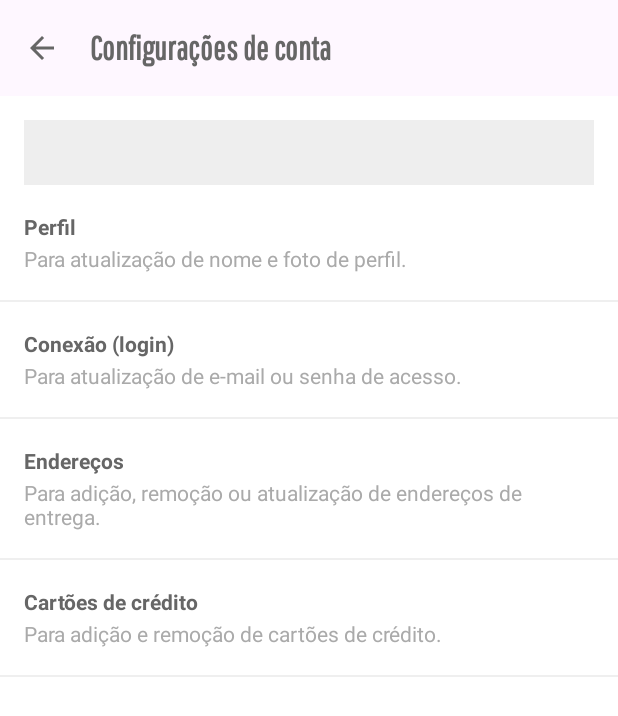
After one commit to MateusLima011/ECommerce_shoes, an Android app built with Jetpack Compose: the AccountSettingsActivity screen opened directly, with no data from a screen before it, on a phone screen of 412 x 824 dp. The commit adds this screen. Shown: the top 716 px of the screen. Run offline under Robolectric (Android 15) with nearby library versions, the phone set to English and light mode, and no system bars; Roboto replaces fonts that are not available here.

Commit message:
Retaforação e algumas atualizações no codigo

```diff
--- /dev/null
+++ b/app/src/main/java/com/example/ecommerce_shoes/data/AccountSettingsItemsDataBase.kt
@@ -0,0 +1,29 @@
+package com.example.ecommerce_shoes.data
+
+import android.content.Context
+import com.example.ecommerce_shoes.R
+import com.example.ecommerce_shoes.domain.AccountSettingItem
+
+class AccountSettingsItemsDataBase {
+    companion object {
+
+        fun getItems(context: Context) = listOf(
+            AccountSettingItem(
+                context.getString(R.string.setting_item_profile),
+                context.getString(R.string.setting_item_profile_desc)
+            ),
+            AccountSettingItem(
+                context.getString(R.string.setting_item_login),
+                context.getString(R.string.setting_item_login_desc)
+            ),
+            AccountSettingItem(
+                context.getString(R.string.setting_item_address),
+                context.getString(R.string.setting_item_address_desc)
+            ),
+            AccountSettingItem(
+                context.getString(R.string.setting_item_credit_cards),
+                context.getString(R.string.setting_item_credit_cards_desc)
+            )
+        )
+    }
+}
--- /dev/null
+++ b/app/src/main/java/com/example/ecommerce_shoes/domain/AccountSettingItem.kt
@@ -0,0 +1,6 @@
+package com.example.ecommerce_shoes.domain
+
+class AccountSettingItem(
+    val label: String,
+    val description: String,
+)
--- /dev/null
+++ b/app/src/main/java/com/example/ecommerce_shoes/ui/AccountSettingsActivity.kt
@@ -0,0 +1,55 @@
+package com.example.ecommerce_shoes.ui
+
+import android.os.Bundle
+import android.os.Parcelable
+import android.view.MenuItem
+import androidx.appcompat.app.AppCompatActivity
+import androidx.core.content.ContextCompat
+import androidx.recyclerview.widget.DividerItemDecoration
+import androidx.recyclerview.widget.LinearLayoutManager
+import com.example.ecommerce_shoes.R
+import com.example.ecommerce_shoes.data.AccountSettingsItemsDataBase
+import com.example.ecommerce_shoes.databinding.AccountSettingsItemBinding
+import com.example.ecommerce_shoes.databinding.ActivityAccountSettingsBinding
+import com.example.ecommerce_shoes.domain.User
+
+class AccountSettingsActivity : AppCompatActivity() {
+
+    private val binding by lazy {
+        ActivityAccountSettingsBinding.inflate(layoutInflater).apply { setContentView(root) }
+    }
+
+    override fun onCreate(savedInstanceState: Bundle?) {
+        super.onCreate(savedInstanceState)
+        setSupportActionBar(binding.appBarAccountSettings.toolbar)
+        supportActionBar?.setDisplayHomeAsUpEnabled(true)
+
+        val user = intent.getParcelableExtra<User>(User.KEY)
+        binding.tvUserConnected.text = user?.let {
+            getString(R.string.connected) + " " + it.name
+        }
+        initItems()
+    }
+
+    private fun initItems() {
+        binding.rvAccountSettingsItems.setHasFixedSize(false)
+        val layoutManager = LinearLayoutManager(this)
+        binding.rvAccountSettingsItems.layoutManager = layoutManager
+
+        val divider = DividerItemDecoration(this, layoutManager.orientation)
+        ContextCompat.getDrawable(this, R.drawable.light_grey_divider_line)
+            ?.let { divider.setDrawable(it) }!!
+
+        binding.rvAccountSettingsItems.addItemDecoration(divider)
+        binding.rvAccountSettingsItems.adapter =
+            AccountSettingsItemsAdapter(AccountSettingsItemsDataBase.getItems(this))
+    }
+
+    override fun onOptionsItemSelected(item: MenuItem): Boolean {
+        if (item.itemId == android.R.id.home) {
+            finish()
+            return true
+        }
+        return super.onOptionsItemSelected(item)
+    }
+}
--- /dev/null
+++ b/app/src/main/java/com/example/ecommerce_shoes/ui/AccountSettingsItemsAdapter.kt
@@ -0,0 +1,44 @@
+package com.example.ecommerce_shoes.ui
+
+import android.view.LayoutInflater
+import android.view.View
+import android.view.ViewGroup
+import android.widget.TextView
+import androidx.recyclerview.widget.RecyclerView
+import com.example.ecommerce_shoes.R
+import com.example.ecommerce_shoes.domain.AccountSettingItem
+
+class AccountSettingsItemsAdapter(private val items: List<AccountSettingItem>) :
+    RecyclerView.Adapter<AccountSettingsItemsAdapter.ViewHolder>() {
+    override fun onCreateViewHolder(
+        parent: ViewGroup,
+        viewType: Int
+    ): AccountSettingsItemsAdapter.ViewHolder {
+        val itemView = LayoutInflater.from(parent.context)
+            .inflate(R.layout.account_settings_item, parent, false)
+        return ViewHolder(itemView)
+    }
+
+    override fun onBindViewHolder(holder: AccountSettingsItemsAdapter.ViewHolder, position: Int) {
+        holder.setData(items[position])
+    }
+
+    override fun getItemCount() = items.size
+
+    inner class ViewHolder(itemView: View) : RecyclerView.ViewHolder(itemView) {
+        private val tvLabelSettingsAccount =
+            itemView.findViewById<TextView>(R.id.tvLabelAccountSettings)
+        private val tvDescriptionAccountSettings =
+            itemView.findViewById<TextView>(R.id.tvDescriptionAccountSettings)
+
+        init {
+            tvDescriptionAccountSettings
+            tvLabelSettingsAccount
+        }
+
+        fun setData(item: AccountSettingItem) {
+            tvLabelSettingsAccount.text = item.label
+            tvDescriptionAccountSettings.text = item.description
+        }
+    }
+}
--- a/app/src/main/java/com/example/ecommerce_shoes/ui/SignUpActivity.kt
+++ b/app/src/main/java/com/example/ecommerce_shoes/ui/SignUpActivity.kt
@@ -51,6 +51,10 @@ class SignUpActivity : FormActivity<ContentSignUpBinding>(),
             callPrivacyPolicyFragment()
         }
         binding.btSignUp.setOnClickListener { mainAction() }
+        binding.tvLogin.setOnClickListener {
+            intent = Intent(this, LoginActivity::class.java)
+            startActivity(intent)
+        }
     }
 
     override fun blockFields(status: Boolean) {
--- a/app/src/main/java/com/example/ecommerce_shoes/util/NavMenuItemDetails.kt
+++ b/app/src/main/java/com/example/ecommerce_shoes/util/NavMenuItemDetails.kt
@@ -6,7 +6,7 @@ import com.example.ecommerce_shoes.domain.NavMenuItem
 
 class NavMenuItemDetails(
     var item: NavMenuItem? = null,
-    private var adapterPosition: Int = -1
+    var adapterPosition: Int = -1
 ) : ItemDetailsLookup.ItemDetails<Long>() {
 
     override fun getPosition() = adapterPosition
--- /dev/null
+++ b/app/src/main/res/layout/account_settings_item.xml
@@ -0,0 +1,25 @@
+<?xml version="1.0" encoding="utf-8"?>
+<LinearLayout xmlns:android="http://schemas.android.com/apk/res/android"
+    android:layout_width="match_parent"
+    android:layout_height="wrap_content"
+    android:orientation="vertical"
+    android:paddingStart="16dp"
+    android:paddingTop="18dp"
+    android:paddingEnd="16dp"
+    android:paddingBottom="18dp">
+
+    <TextView
+        android:id="@+id/tvLabelAccountSettings"
+        android:layout_width="match_parent"
+        android:layout_height="wrap_content"
+        android:layout_marginBottom="2dp"
+        android:textColor="@color/colorText"
+        android:textStyle="bold" />
+
+    <TextView
+        android:id="@+id/tvDescriptionAccountSettings"
+        android:layout_width="match_parent"
+        android:layout_height="wrap_content"
+        android:textColor="@color/colorLightGrey" />
+
+</LinearLayout>
--- /dev/null
+++ b/app/src/main/res/layout/activity_account_settings.xml
@@ -0,0 +1,46 @@
+<?xml version="1.0" encoding="utf-8"?>
+<androidx.coordinatorlayout.widget.CoordinatorLayout
+    xmlns:android="http://schemas.android.com/apk/res/android"
+    xmlns:app="http://schemas.android.com/apk/res-auto"
+    xmlns:tools="http://schemas.android.com/tools"
+    android:layout_width="match_parent"
+    android:layout_height="match_parent"
+    android:background="@android:color/white"
+    tools:context=".ui.AccountSettingsActivity">
+
+    <include
+        android:id="@+id/appBarAccountSettings"
+        layout="@layout/app_bar" />
+
+    <LinearLayout
+        android:layout_width="match_parent"
+        android:layout_height="wrap_content"
+        android:orientation="vertical"
+        app:layout_behavior="@string/appbar_scrolling_view_behavior"
+        android:paddingTop="16dp"
+        android:paddingBottom="16dp">
+
+        <TextView
+            android:id="@+id/tv_user_connected"
+            android:layout_width="match_parent"
+            android:layout_height="wrap_content"
+            android:layout_marginStart="16dp"
+            android:layout_marginEnd="16dp"
+            android:paddingStart="16dp"
+            android:paddingEnd="16dp"
+            android:paddingTop="12dp"
+            android:paddingBottom="12dp"
+            android:textColor="@color/colorText"
+            android:textStyle="bold"
+            android:background="@color/colorTextBox"/>
+
+        <androidx.recyclerview.widget.RecyclerView
+            android:id="@+id/rv_account_settings_items"
+            android:layout_width="match_parent"
+            android:layout_height="0dp"
+            android:layout_weight="1"
+            android:scrollbars="vertical"/>
+
+    </LinearLayout>
+
+</androidx.coordinatorlayout.widget.CoordinatorLayout>
--- a/app/src/main/res/layout/nav_menu.xml
+++ b/app/src/main/res/layout/nav_menu.xml
@@ -3,7 +3,7 @@
     xmlns:app="http://schemas.android.com/apk/res-auto"
     xmlns:tools="http://schemas.android.com/tools"
     android:id="@+id/ll_menu_drawer"
-    android:layout_width="match_parent"
+    android:layout_width="300dp"
     android:layout_height="match_parent"
     android:layout_gravity="start"
     android:layout_marginEnd="56dp"
--- a/app/src/main/res/values/strings.xml
+++ b/app/src/main/res/values/strings.xml
@@ -27,55 +27,43 @@
     <string name="item_sign_out">Sair</string>
 
     <string name="about_frag_title">Sobre a BlueShoes</string>
-
     <string name="about_frag_mission_title">Missão</string>
     <string name="about_frag_mission_desc">
         Inspirar e transformar a vida das pessoas com calçados que
         permitem qualquer atividade no dia a dia.
     </string>
-
     <string name="about_frag_vision_title">Visão</string>
     <string name="about_frag_vision_desc">
         A melhor e mais inovadora experiência de compra do varejo
         de calçados.
     </string>
-
     <string name="about_frag_values_title">Valores</string>
     <string name="about_frag_values_desc">
         Ética, responsabilidade, espírito de equipe, inspiração e
         foco.
     </string>
-
     <string name="about_frag_ethic_title">Ética e integridade</string>
     <string name="about_frag_ethic_desc">
         A ética e a integridade fazem parte da nossa cultura e são
         essenciais para o nosso negócio.
     </string>
-
     <string name="about_frag_social_networks_title">
         Nos acompanhe nas redes sociais e não perca as promoções
     </string>
 
     <string name="ic_instagram_desc">Ícone do Instagram BlueShoes</string>
     <string name="label_instagram">/BlueShoes</string>
-
     <string name="ic_facebook_desc">Ícone do Facebook BlueShoes</string>
     <string name="label_facebook">/BlueShoesFace</string>
-
     <string name="ic_twitter_desc">Ícone do Twitter BlueShoes</string>
     <string name="label_twitter">/BlueShoesTwitter</string>
-
     <string name="ic_youtube_desc">Ícone do YouTube BlueShoes</string>
     <string name="label_youtube">/BlueShoesYT</string>
-
     <string name="ic_linkedin_desc">Ícone do LinkedIn BlueShoes</string>
     <string name="label_linkedin">/BlueShoesLkIn</string>
     <string name="info_linkedin">Para oportunidades de emprego!</string>
-
     <string name="ic_cnpj_desc">Ícone do CNPJ BlueShoes</string>
     <string name="label_cnpj">CNPJ 25.002.230/0001&#8211;10</string>
-
-    <string name="hello_blank_fragment">Hello blank fragment</string>
 
     <string name="contact_frag_title">Contato</string>
 
@@ -84,7 +72,6 @@
         Em caso de problemas com a mercadoria ou em caso de trocas,
         seja bem específico e também adicione o número do pedido.
     </string>
-
     <string name="contact_frag_phones_title">Telefones</string>
     <string name="ic_phone_desc">Ícone de telefone.</string>
     <string name="contact_frag_phone_cities">(27) 3333&#8211;1111</string>
@@ -95,7 +82,6 @@
     <string name="contact_frag_phone_other_regions_info">
         Demais regiões no Brasil.
     </string>
-
     <string name="contact_frag_emails_title">E-mails</string>
     <string name="ic_email_desc">Ícone de e-mail.</string>
     <string name="contact_frag_email_orders">pedidos@blueshoes.com.br</string>
@@ -112,7 +98,6 @@
     <string name="info_email_app_install">
         Instale algum aplicativo de e-mail.
     </string>
-
     <string name="contact_frag_address_title">Endereço</string>
     <string name="ic_map_marker_desc">Ícone marcador de localização em map.</string>
     <string name="contact_frag_address">
@@ -121,7 +106,6 @@
     <string name="contact_frag_address_formatted_to_google_maps">
         Rua Vergueiro, Serra, Espírito Santo, Brasil.
     </string>
-
     <string name="info_google_maps_install">
         Instale o aplicativo do Google Maps.
     </string>
@@ -133,7 +117,6 @@
     <string name="title_activity_login">
         Login
     </string>
-
     <string name="invalid_email">
         Forneça um e-mail válido.
     </string>
@@ -193,4 +176,29 @@
         Confirme a senha informada no campo acima.
     </string>
 
+    <string name="title_activity_account_settings">
+        Configurações de conta
+    </string>
+
+    <string name="connected">Conectado:</string>
+
+    <string name="setting_item_profile">Perfil</string>
+    <string name="setting_item_profile_desc">
+        Para atualização de nome e foto de perfil.
+    </string>
+
+    <string name="setting_item_login">Conexão (login)</string>
+    <string name="setting_item_login_desc">
+        Para atualização de e-mail ou senha de acesso.
+    </string>
+
+    <string name="setting_item_address">Endereços</string>
+    <string name="setting_item_address_desc">
+        Para adição, remoção ou atualização de endereços de entrega.
+    </string>
+
+    <string name="setting_item_credit_cards">Cartões de crédito</string>
+    <string name="setting_item_credit_cards_desc">
+        Para adição e remoção de cartões de crédito.
+    </string>
 </resources>
```
Also changed, not shown: app/src/main/AndroidManifest.xml (+7 -2 lines), app/src/main/java/com/example/ecommerce_shoes/MainActivity.kt (+137 -98 lines), app/src/main/java/com/example/ecommerce_shoes/data/NavMenuItemsDataBase.kt (+34 -0 lines), app/src/main/java/com/example/ecommerce_shoes/domain/User.kt (+7 -0 lines), app/src/main/java/com/example/ecommerce_shoes/ui/NavMenuItemsAdapter.kt (+20 -9 lines), app/src/main/java/com/example/ecommerce_shoes/util/NavMenuItemDetailsLookup.kt (+5 -4 lines), app/src/main/java/com/example/ecommerce_shoes/util/NavMenuItemKeyProvider.kt (+5 -6 lines), app/src/main/java/com/example/ecommerce_shoes/util/NavMenuItemPredicate.kt (+4 -4 lines), app/src/main/res/menu/main.xml (deleted, +0 -10 lines).
